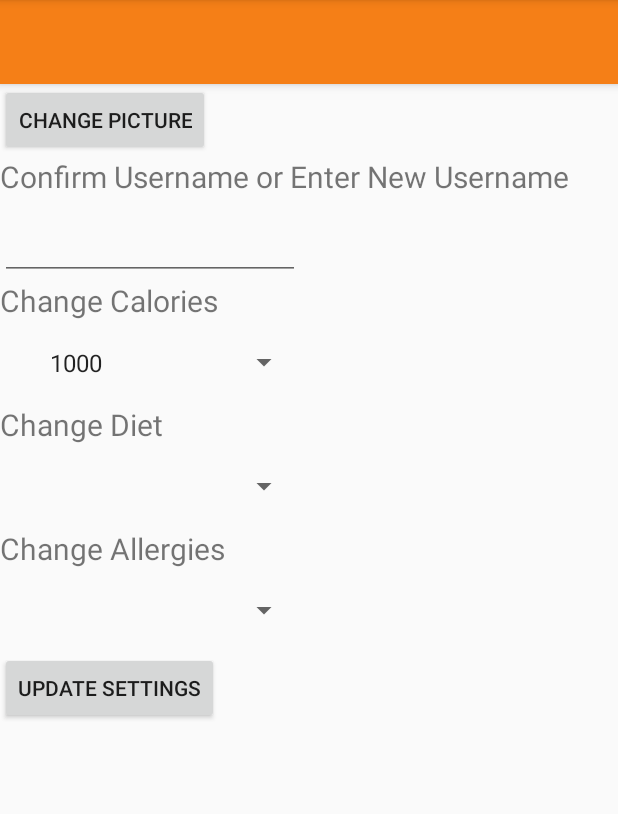
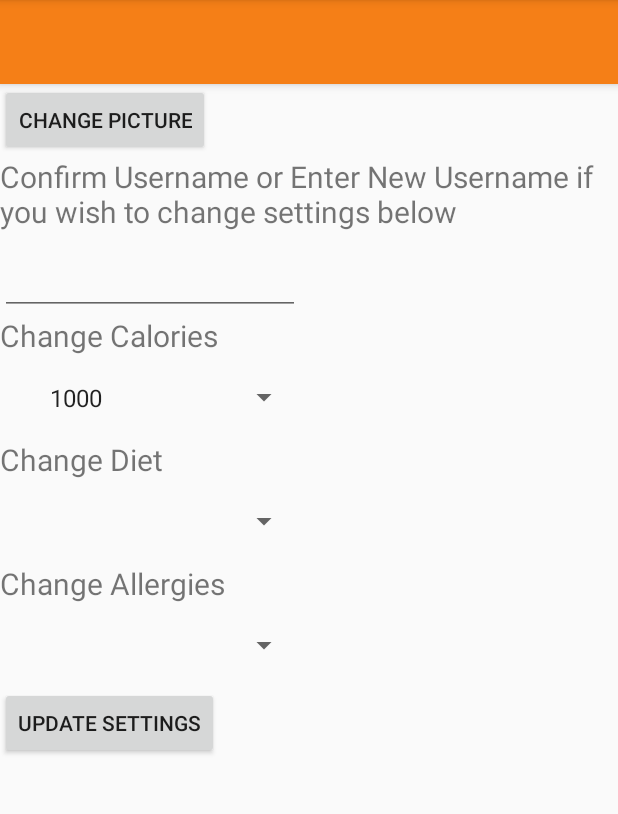
Before and after one commit to DonnyStout/meal_planit, an Android app: the fragment BrowseFragment placed in its activity, after a tap on "Settings", on a phone screen of 412 x 824 dp, the part 84-898 px from its top. Run offline under Robolectric (Android 15) with nearby library versions, the light colour scheme and no system bars; our stand-ins replace Room's generated code; libraries missing offline, so code that uses them is left out: android.arch.persistence; 10 statements that could not run were skipped.

Commit message:
cleaned up browse fragment ui moved string for images url into reources

```diff
--- a/app/src/main/java/layout/BrowseFragment.java
+++ b/app/src/main/java/layout/BrowseFragment.java
@@ -8,6 +8,7 @@ import android.support.v7.widget.CardView;
 import android.view.LayoutInflater;
 import android.view.View;
 import android.view.ViewGroup;
+import android.webkit.WebSettings;
 import android.webkit.WebView;
 import android.widget.TextView;
 import com.google.gson.Gson;
@@ -44,6 +45,8 @@ public class BrowseFragment extends Fragment {
     foodId = getArguments().getLong("food_id");
     recipeCard = view.findViewById(R.id.browse_card_view);
     recipeText = view.findViewById(R.id.recipe_text);
+    WebSettings webSettings = recipeText.getSettings();
+    webSettings.setTextZoom(webSettings.getTextZoom() + 25);
     recipeTitle = view.findViewById(R.id.recipe_title);
     new GrabRecipe().execute();
     return view;
--- a/app/src/main/res/values/strings.xml
+++ b/app/src/main/res/values/strings.xml
@@ -30,7 +30,7 @@
   <string name="generate_button">Generate</string>
   <string name="REGEX_FOR_EXTENSION">\\.[^.\\s]+$</string>
   <string name="change_picture_button_text">change picture</string>
-  <string name="change_username_text">Confirm Username or Enter New Username</string>
+  <string name="change_username_text">Confirm Username or Enter New Username if you wish to change settings below</string>
   <string name="change_calories_text">Change Calories</string>
   <string name="change_diet_text">Change Diet</string>
   <string name="change_allergies_text">Change Allergies</string>
@@ -38,5 +38,6 @@
   <string name="settings_toolbar_menu">Settings</string>
   <string name="update_settings_button">Update Settings</string>
   <string name="recipe_url">https://spoonacular-recipe-food-nutrition-v1.p.mashape.com/</string>
+  <string name="url_id">https://spoonacular.com/recipeImages/%1$s-480x360%2$s</string>
 
 </resources>
```
Also changed, not shown: app/src/main/java/layout/PlanFragment.java (+14 -12 lines), app/src/main/res/layout/fragment_browse.xml (+9 -6 lines).
